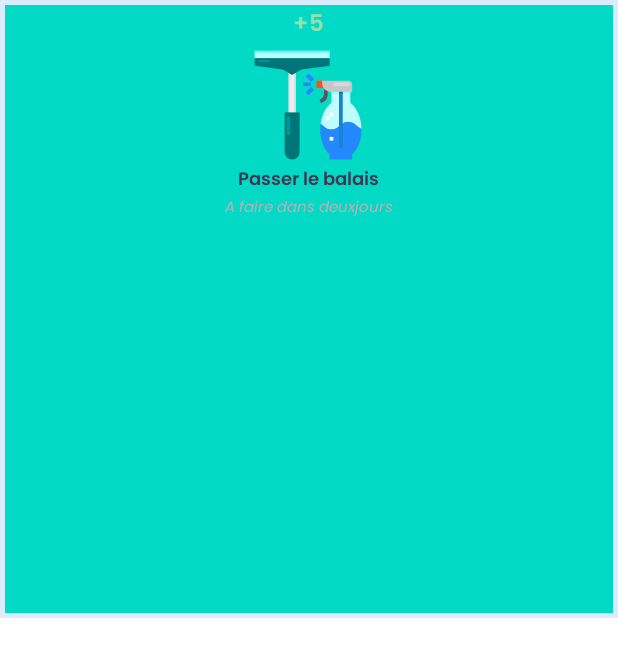
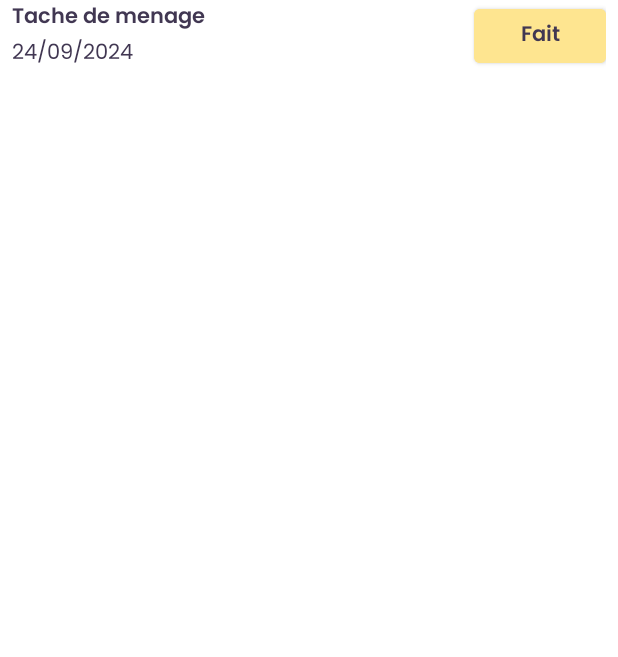
Before and after one commit to Julien113/Copropre, an Android app: the layout adapter_task_list.xml on its own in the app's theme, with its tools: preview values and no code run, on a phone screen of 412 x 824 dp. Shown: the top 657 px of the screen. Run offline under Robolectric (Android 15) with nearby library versions, the light colour scheme and no system bars.

Commit message:
Revert "houseTaskAdapter: essai de mettre les icones carrés"
This reverts commit cc3d0d35c2d73e4530dc466142e3bade41c0832b.

```diff
--- a/app/src/main/java/com/copropre/common/customviews/SquaredGridLayout.java
+++ b/app/src/main/java/com/copropre/common/customviews/SquaredGridLayout.java
@@ -2,11 +2,9 @@ package com.copropre.common.customviews;
 
 import android.content.Context;
 import android.util.AttributeSet;
-import android.util.Log;
-import android.widget.LinearLayout;
 import android.widget.RelativeLayout;
 
-public class SquaredGridLayout extends LinearLayout {
+public class SquaredGridLayout extends RelativeLayout {
 
     public SquaredGridLayout(Context context) {
         super(context);
@@ -25,7 +23,7 @@ public class SquaredGridLayout extends LinearLayout {
     }
 
     @Override
-    public void onMeasure(int widthMeasureSpec, int heightMeasureSpec) {
-        super.onMeasure(widthMeasureSpec, widthMeasureSpec);
+    public void onMeasure(int widthMesured, int heightMesured) {
+        super.onMeasure(widthMesured, widthMesured);
     }
 }
--- a/app/src/main/java/com/copropre/main/house/tasks/HouseTasksFragment.kt
+++ b/app/src/main/java/com/copropre/main/house/tasks/HouseTasksFragment.kt
@@ -7,7 +7,6 @@ import android.view.View
 import android.view.ViewGroup
 import androidx.fragment.app.Fragment
 import androidx.recyclerview.widget.DividerItemDecoration
-import androidx.recyclerview.widget.GridLayoutManager
 import androidx.recyclerview.widget.LinearLayoutManager
 import com.copropre.R
 import com.copropre.common.models.CPTask
@@ -46,9 +45,14 @@ class HouseTasksFragment(private val house: House) : Fragment(), View.OnClickLis
 
         taskListAdapter = TaskListAdapter(taskList, house,this)
         binding.rvTasks.adapter = taskListAdapter
-        var gridLayoutManager = GridLayoutManager(context, 2)
-        binding.rvTasks.layoutManager = gridLayoutManager
+        var linearLayoutManager = LinearLayoutManager(context)
+        binding.rvTasks.layoutManager = linearLayoutManager
 
+        val dividerItemDecoration = DividerItemDecoration(
+            context,
+            linearLayoutManager.orientation
+        )
+        binding.rvTasks.addItemDecoration(dividerItemDecoration)
 
         getHouseTasks()
 
--- a/app/src/main/java/com/copropre/main/house/tasks/TaskListAdapter.kt
+++ b/app/src/main/java/com/copropre/main/house/tasks/TaskListAdapter.kt
@@ -50,7 +50,7 @@ class TaskListAdapter (private val dataSet: MutableList<CPTask>, private val hou
                 viewHolder.binding.tDate.text = ""
             }
         }
-        viewHolder.binding.llTask.setOnClickListener {
+        viewHolder.binding.bDoTask.setOnClickListener {
             if (house.localMyParticipant !== null) {
                 TaskService.completeTask(task, AuthService.getCurrentUser().userId, house.localMyParticipant.participantId, {
                     if (it.isSuccessful) {
--- a/app/src/main/res/layout/adapter_task_list.xml
+++ b/app/src/main/res/layout/adapter_task_list.xml
@@ -1,61 +1,34 @@
 <?xml version="1.0" encoding="utf-8"?>
-
-
-<androidx.constraintlayout.widget.ConstraintLayout
-    xmlns:android="http://schemas.android.com/apk/res/android"
-    xmlns:app="http://schemas.android.com/apk/res-auto"
-    android:orientation="vertical"
+<RelativeLayout xmlns:android="http://schemas.android.com/apk/res/android"
     android:layout_width="match_parent"
     android:layout_height="wrap_content"
-    android:id="@+id/llTask"
-    android:gravity="center"
-    android:padding="3dp"
-    android:background="@color/task_background">
+    android:paddingEnd="8dp"
+    android:paddingStart="8dp">
 
-    <LinearLayout
-        android:id="@+id/imageView"
-        android:layout_width="0dp"
-        android:layout_height="0dp"
-        android:scaleType="centerCrop"
-        android:orientation="vertical"
-        android:background="@color/teal_200"
-        app:layout_constraintDimensionRatio="1:1"
-        app:layout_constraintBottom_toBottomOf="parent"
-        app:layout_constraintEnd_toEndOf="parent"
-        app:layout_constraintStart_toStartOf="parent"
-        app:layout_constraintTop_toTopOf="parent" >
-        <TextView
-            style="@style/MiniContentBold"
-            android:id="@+id/tPoints"
-            android:layout_gravity="center_horizontal"
-            android:layout_height="wrap_content"
-            android:layout_width="wrap_content"
-            android:text="+5"
-            android:textColor="@color/darker_green"
-            android:textSize="15sp" />
+    <TextView
+        android:layout_width="wrap_content"
+        android:layout_height="wrap_content"
+        android:id="@+id/tName"
+        android:text="Tache de menage"
+        style="@style/MiniContentBold"
+        />
 
-        <ImageView
-            android:layout_height="80dp"
-            android:layout_width="wrap_content"
-            android:src="@drawable/ic_wiper" />
+    <TextView
+        android:layout_width="wrap_content"
+        android:layout_height="wrap_content"
+        android:id="@+id/tDate"
+        android:layout_below="@id/tName"
+        style="@style/MiniContent"
+        android:text="24/09/2024"
+        />
 
-        <TextView
-            style="@style/MiniContentBold"
-            android:id="@+id/tName"
-            android:layout_gravity="center_horizontal"
-            android:layout_height="wrap_content"
-            android:layout_width="wrap_content"
-            android:text="Passer le balais"
-            android:textSize="12sp" />
-        <TextView
-            style="@style/MiniContentItalic"
-            android:id="@+id/tDate"
-            android:layout_gravity="center_horizontal"
-            android:layout_height="wrap_content"
-            android:layout_width="wrap_content"
-            android:text="A faire dans deuxjours"
-            android:textColor="@color/primary_lesser"
-            android:textSize="10sp" />
-    </LinearLayout>
+    <Button
+        android:layout_width="wrap_content"
+        android:layout_height="wrap_content"
+        android:id="@+id/bDoTask"
+        android:text="Fait"
+        android:layout_alignParentEnd="true"
+        style="@style/ButtonNormal"
+        />
 
-</androidx.constraintlayout.widget.ConstraintLayout>
+</RelativeLayout>
--- a/app/src/main/res/layout/fragment_house_tasks.xml
+++ b/app/src/main/res/layout/fragment_house_tasks.xml
@@ -7,8 +7,8 @@
 
     <androidx.recyclerview.widget.RecyclerView
         class="androidx.appcompat.app.AlertController$RecycleListView"
-        android:layout_width="wrap_content"
-        android:layout_height="wrap_content"
+        android:layout_width="match_parent"
+        android:layout_height="match_parent"
         android:id="@+id/rvTasks"/>
 
     <com.google.android.material.floatingactionbutton.FloatingActionButton
--- a/app/src/main/res/values/colors.xml
+++ b/app/src/main/res/values/colors.xml
@@ -19,10 +19,8 @@
     <color name="primary">#413752</color>
     <color name="primary_lesser">#BBAEB4</color>
 
-    <color name="task_background">#DCECFF</color>
+    <color name="green">#7DE879</color>
 
-    <color name="green">#7DE879</color>
-    <color name="darker_green">#9BDCAB</color>
     <color name="red_error">#DB5F55</color>
 
 </resources>
--- a/app/src/main/res/values/strings.xml
+++ b/app/src/main/res/values/strings.xml
@@ -36,10 +36,4 @@
     <string name="house_tasks_add_task_fab">Nouvelle tache</string>
 
     <string name="task_new_select_date">"Select date"</string>
-
-    <!-- Login -->
-    <string name="signin_catchphrase">"Pas encore inscris? Inscrivez-vous en cliquant ici:"</string>
-    <string name="signin">"S'inscrire"</string>
-
-
 </resources>
--- a/app/src/main/res/values/style.xml
+++ b/app/src/main/res/values/style.xml
@@ -89,11 +89,6 @@
         <item name="android:textColor">@color/primary</item>
     </style>
 
-    <style name="MiniContentItalic">
-        <item name="fontFamily">@font/poppins_italic</item>
-        <item name="android:textColor">@color/primary</item>
-    </style>
-
     <style name="MiniContentBig">
         <item name="fontFamily">@font/poppins_extra_bold</item>
         <item name="android:textColor">@color/primary</item>
```
